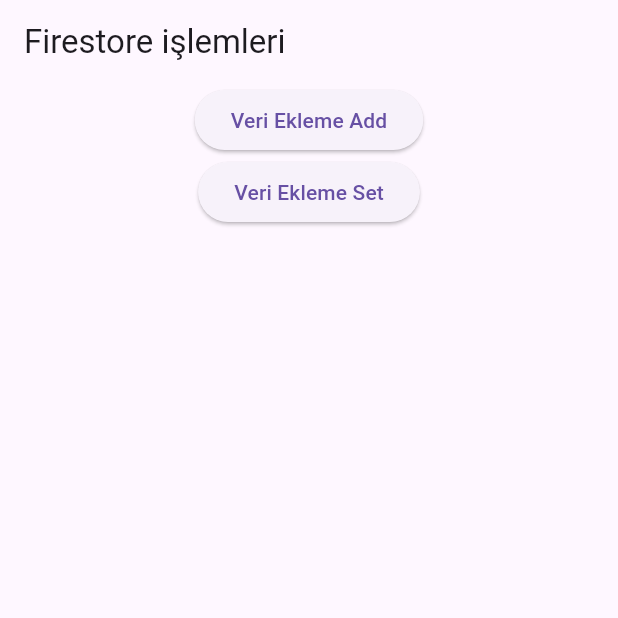
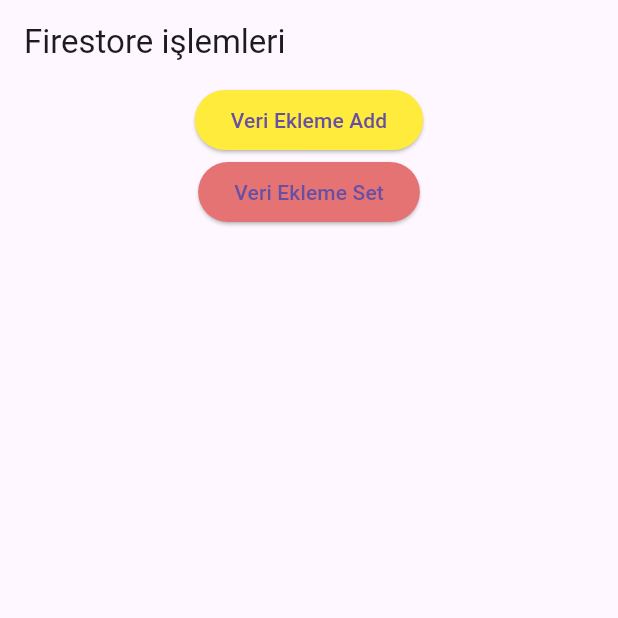
Before and after one commit to Cahidenuryalcin/fireabseDersleri, a Flutter app: the FirestoreDersleri screen opened directly, after a tap on "Veri Ekleme Set", on a phone screen of 412 x 824 dp, the top half of it. Run offline on Flutter 3.47's test engine with Material 3 defaults, Android fonts, the phone set to English and light mode, and no system bars; our stand-ins replace cloud_firestore, firebase_auth, firebase_core; accounts and stored records are empty.

Commit message:
29.05.24

```diff
--- a/lib/firestore_dersleri.dart
+++ b/lib/firestore_dersleri.dart
@@ -4,10 +4,15 @@ import 'package:flutter/material.dart';
 class FirestoreDersleri extends StatelessWidget {
   FirestoreDersleri({super.key});
 
-  FirebaseFirestore _firestore= FirebaseFirestore.instance;
+  FirebaseFirestore _firestore = FirebaseFirestore.instance;
 
   @override
   Widget build(BuildContext context) {
+
+    // IDler
+    debugPrint(_firestore.collection("users").id);
+    debugPrint(_firestore.collection("users").doc().id); // add ile bir şey değiştirildiğinde farklı farklı idler oalrak gelerek değişiyor, her çalıştığında
+
     return Scaffold(
       appBar: AppBar(
         title: Text("Firestore işlemleri"),
@@ -16,9 +21,12 @@ class FirestoreDersleri extends StatelessWidget {
         child: Column(
           children: [
             ElevatedButton(
+                style: ElevatedButton.styleFrom(backgroundColor: Colors.yellow),
                 onPressed: () => veriEklemeAdd(),
                 child: Text("Veri Ekleme Add")),
-                ElevatedButton(
+            ElevatedButton(
+                style: ElevatedButton.styleFrom(
+                    backgroundColor: Colors.red.shade300),
                 onPressed: () => veriEklemeSet(),
                 child: Text("Veri Ekleme Set"))
           ],
@@ -28,14 +36,34 @@ class FirestoreDersleri extends StatelessWidget {
   }
 
   veriEklemeAdd() async {
-   Map<String, dynamic> _eklenecekUser= Map<String, dynamic>();
-   _eklenecekUser["isim"]= "cahide";
-   _eklenecekUser["yas"]= 23;
-   _eklenecekUser["ogrenciMi"]= false;
-   await  _firestore.collection("users").add({
+    Map<String, dynamic> _eklenecekUser = Map<String, dynamic>();
+    _eklenecekUser["isim"] = "menes";
+    _eklenecekUser["yas"] = 23;
+    _eklenecekUser["ogrenciMi"] = true;
+    _eklenecekUser["adres"] = {"il": "bursa", "ilce": "kestel"};
+    _eklenecekUser["renkler"] = FieldValue.arrayUnion(["turkuaz", "yesil"]);
+    _eklenecekUser["createdAt"] = FieldValue.serverTimestamp();
 
-   })
+    await _firestore.collection("users").add(_eklenecekUser);
   }
 
-  veriEklemeSet() async{}
+  veriEklemeSet() async {
+
+
+    // veritabanında da ID değerini tutabilmek için
+    var _yediDocId= _firestore.collection("users").doc().id;
+    await _firestore.doc("users/$_yediDocId").set({
+      "isim": "menes",
+      "userID":_yediDocId
+
+    });
+
+
+
+
+     Map<String, dynamic> _kullaniciyaBaskaOzellikEkleme = Map<String, dynamic>();
+     _kullaniciyaBaskaOzellikEkleme["okul"]= "Bursa Uludag Universitesi";
+     _kullaniciyaBaskaOzellikEkleme["yas"]= FieldValue.increment(1); // counter gibi çalışıyor. yas degerini alıcak +1 yaparak yerine koyacak
+    await _firestore.doc("users/ixTTLxcObuTx4aPagpH0").set(_kullaniciyaBaskaOzellikEkleme,  SetOptions(merge: true));
+  }
 }
```
